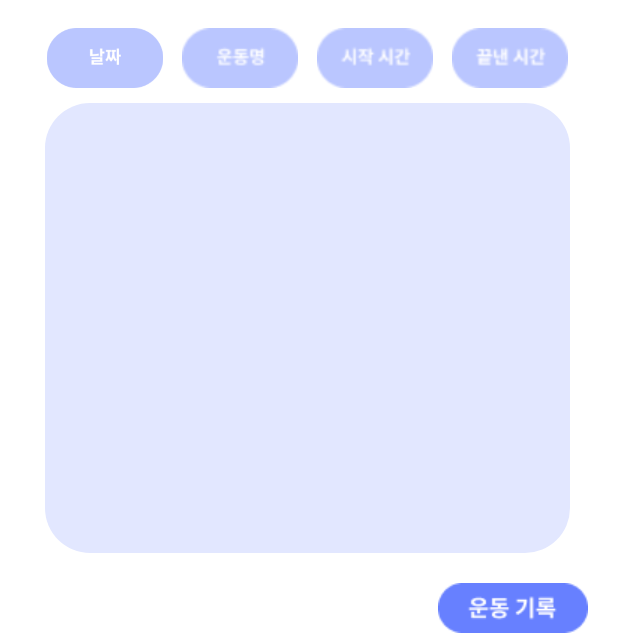
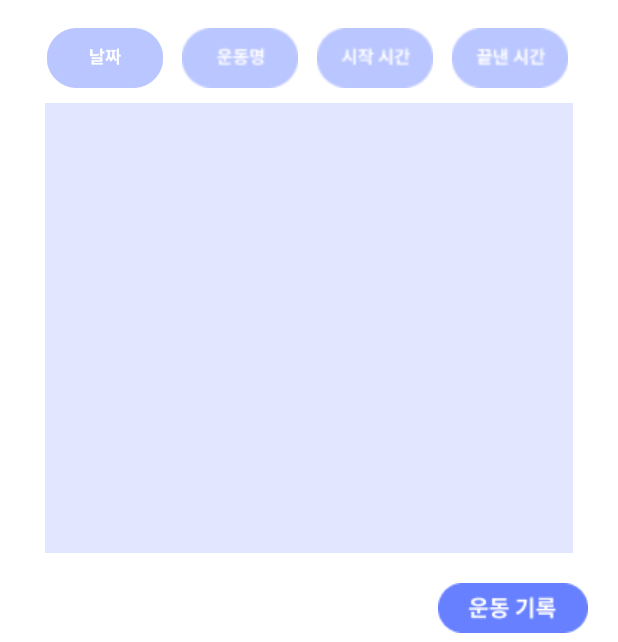
Before and after one commit to ddddabi/GURU2_project, an Android app: the ExerciseActivity screen opened directly, with no data from a screen before it, on a phone screen of 412 x 824 dp. Shown: the part 210-852 px from the top of the screen. Run offline under Robolectric (Android 15) with nearby library versions, the phone set to English and light mode, and no system bars.

Commit message:
메뉴, 운동 기록 페이지 구현

```diff
--- a/app/src/main/res/layout/activity_exercise.xml
+++ b/app/src/main/res/layout/activity_exercise.xml
@@ -73,8 +73,8 @@
     </LinearLayout>
 
     <LinearLayout
-        android:layout_width="wrap_content"
-        android:background="@drawable/round_btn2"
+        android:layout_width="match_parent"
+        android:background="#E2E7FF"
         android:layout_height="300dp"
         android:layout_marginTop="10dp"
         android:layout_marginRight="30dp"
@@ -86,6 +86,7 @@
             android:id="@+id/EDate"
             android:layout_width="80dp"
             android:layout_height="wrap_content"
+            android:layout_margin="5dp"
             android:orientation="vertical">
         </LinearLayout>
 
@@ -93,7 +94,9 @@
             android:id="@+id/EName"
             android:layout_width="80dp"
             android:layout_height="wrap_content"
-            android:layout_marginLeft="10dp"
+            android:layout_marginTop="5dp"
+            android:layout_marginBottom="5dp"
+            android:layout_marginRight="5dp"
             android:orientation="vertical">
         </LinearLayout>
 
@@ -101,7 +104,10 @@
             android:id="@+id/EStartTime"
             android:layout_width="80dp"
             android:layout_height="wrap_content"
-            android:layout_marginLeft="10dp"
+            android:layout_marginTop="5dp"
+            android:layout_marginBottom="5dp"
+            android:layout_marginRight="5dp"
+            android:layout_marginLeft="5dp"
             android:orientation="vertical">
         </LinearLayout>
 
@@ -109,7 +115,7 @@
             android:id="@+id/EFinishTime"
             android:layout_width="80dp"
             android:layout_height="wrap_content"
-            android:layout_marginLeft="10dp"
+            android:layout_margin="5dp"
             android:orientation="vertical">
         </LinearLayout>
 
```
Also changed, not shown: app/src/main/java/com/example/guru2_project/ExerciseActivity.kt (+11 -7 lines).
